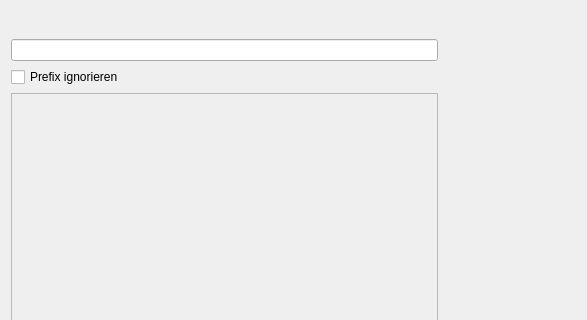
Before: the Qt Designer form ui/reports/lagerstandReport.ui in flurl/lagerManager, drawn with Qt 5; both pictures show x 0 to 587 and y 0 to 320 of the 881 by 549 pixel window.
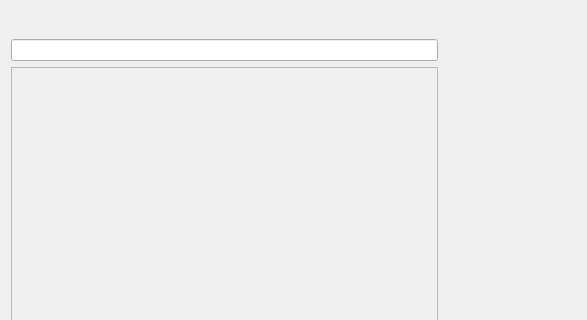
After: the same form once the commit is applied. Custom widgets are drawn as their Qt base class.

Commit message: Add additional usability improvements to the lagerstand report V#1189

Patch:
```diff
--- a/ui/reports/lagerstandReport.ui
+++ b/ui/reports/lagerstandReport.ui
@@ -55,13 +55,6 @@
          </property>
         </widget>
        </item>
-       <item>
-        <widget class="QCheckBox" name="checkBox_ignorePrefix">
-         <property name="text">
-          <string>Prefix ignorieren</string>
-         </property>
-        </widget>
-       </item>
        <item>
         <widget class="QScrollArea" name="scrollArea_articleSelection">
          <property name="sizePolicy">
@@ -79,7 +72,7 @@
             <x>0</x>
             <y>0</y>
             <width>424</width>
-            <height>429</height>
+            <height>457</height>
            </rect>
           </property>
          </widget>
```
Left out of the diff: 2 changed lines with no effect on the pictures. The commit also changes 3 other files.
